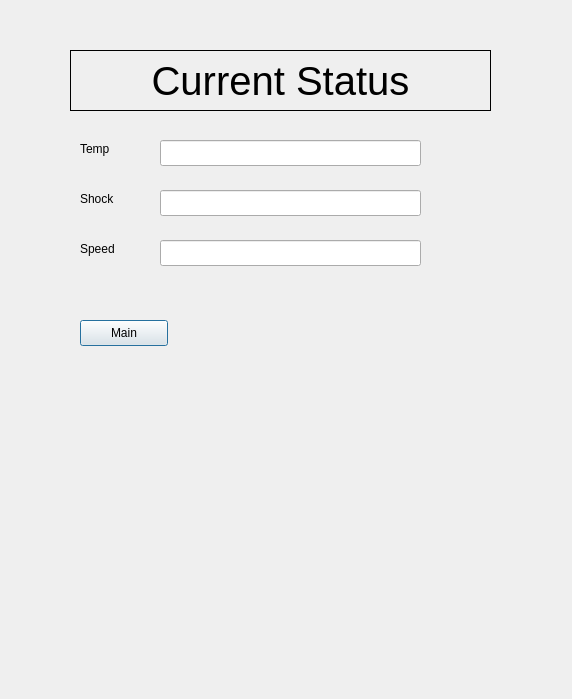
First picture: the form in vehicle_gui/status.ui, repository jonnyboy2222/self_drive, before the edit.
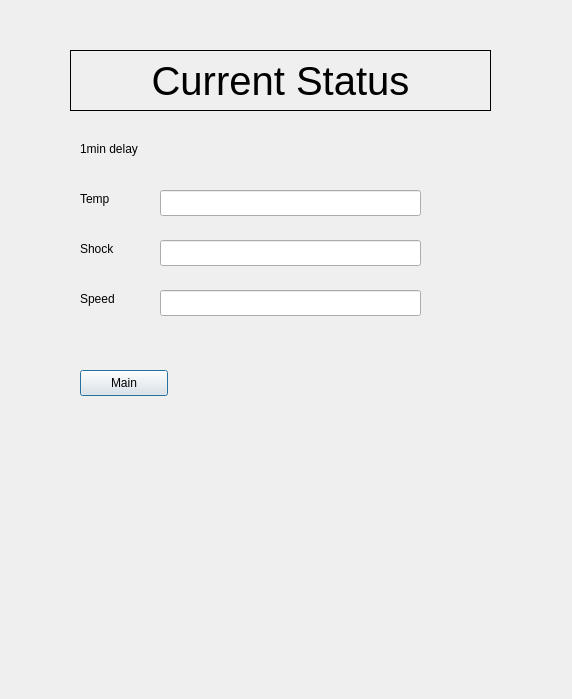
Second picture: the form after the edit.

Commit message: control_pc update

```diff
--- a/vehicle_gui/status.ui
+++ b/vehicle_gui/status.ui
@@ -17,7 +17,7 @@
    <property name="geometry">
     <rect>
      <x>80</x>
-     <y>140</y>
+     <y>190</y>
      <width>66</width>
      <height>18</height>
     </rect>
@@ -30,7 +30,7 @@
    <property name="geometry">
     <rect>
      <x>160</x>
-     <y>140</y>
+     <y>190</y>
      <width>261</width>
      <height>26</height>
     </rect>
@@ -40,7 +40,7 @@
    <property name="geometry">
     <rect>
      <x>160</x>
-     <y>190</y>
+     <y>240</y>
      <width>261</width>
      <height>26</height>
     </rect>
@@ -50,7 +50,7 @@
    <property name="geometry">
     <rect>
      <x>80</x>
-     <y>190</y>
+     <y>240</y>
      <width>66</width>
      <height>18</height>
     </rect>
@@ -87,7 +87,7 @@
    <property name="geometry">
     <rect>
      <x>80</x>
-     <y>240</y>
+     <y>290</y>
      <width>66</width>
      <height>18</height>
     </rect>
@@ -100,7 +100,7 @@
    <property name="geometry">
     <rect>
      <x>160</x>
-     <y>240</y>
+     <y>290</y>
      <width>261</width>
      <height>26</height>
     </rect>
@@ -110,7 +110,7 @@
    <property name="geometry">
     <rect>
      <x>80</x>
-     <y>320</y>
+     <y>370</y>
      <width>88</width>
      <height>26</height>
     </rect>
@@ -119,6 +119,19 @@
     <string>Main</string>
    </property>
   </widget>
+  <widget class="QLabel" name="label_5">
+   <property name="geometry">
+    <rect>
+     <x>80</x>
+     <y>140</y>
+     <width>291</width>
+     <height>18</height>
+    </rect>
+   </property>
+   <property name="text">
+    <string>1min delay</string>
+   </property>
+  </widget>
  </widget>
  <resources/>
  <connections/>
```
The commit also changes 2 other files.
